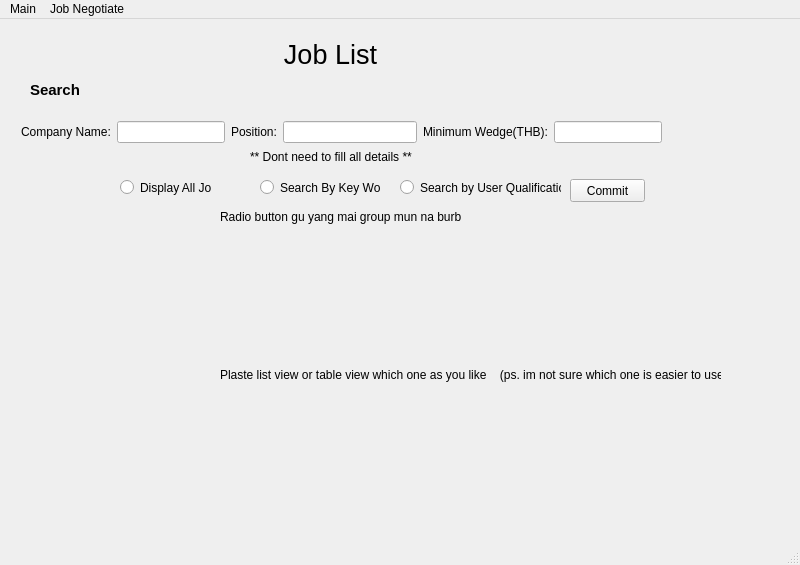
First picture: the form in ui_form/User_main_screen.ui, repository Sirawap/PathFinder-Project, before the edit.
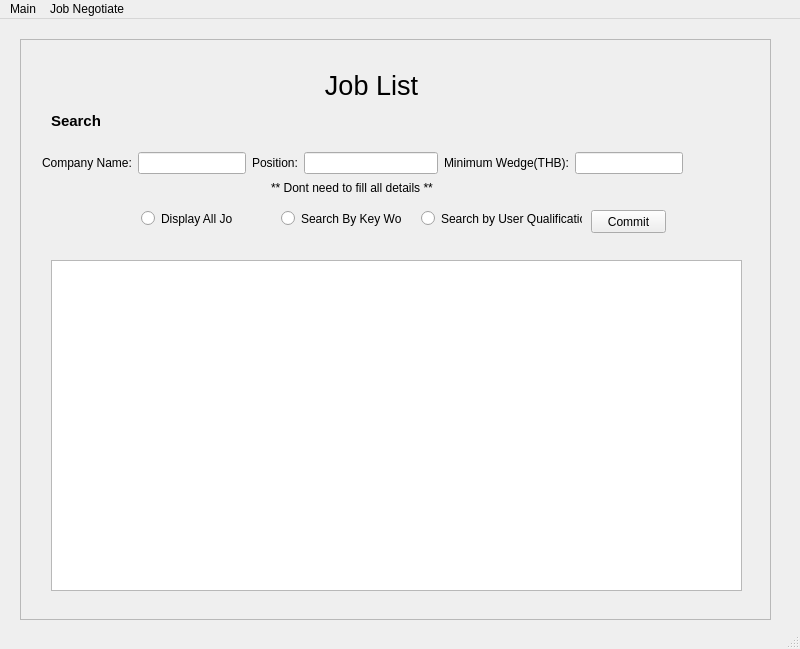
Second picture: the form after the edit.

Commit message: edit com main ui

Patch:
```diff
--- a/ui_form/User_main_screen.ui
+++ b/ui_form/User_main_screen.ui
@@ -7,18 +7,39 @@
     <x>0</x>
     <y>0</y>
     <width>800</width>
-    <height>565</height>
+    <height>649</height>
    </rect>
   </property>
   <property name="windowTitle">
    <string>MainWindow</string>
   </property>
   <widget class="QWidget" name="centralwidget">
+   <widget class="QScrollArea" name="scrollArea">
+    <property name="geometry">
+     <rect>
+      <x>20</x>
+      <y>20</y>
+      <width>751</width>
+      <height>581</height>
+     </rect>
+    </property>
+    <property name="widgetResizable">
+     <bool>true</bool>
+    </property>
+    <widget class="QWidget" name="scrollAreaWidgetContents">
+     <property name="geometry">
+      <rect>
+       <x>0</x>
+       <y>0</y>
+       <width>749</width>
+       <height>579</height>
+      </rect>
+     </property>
    <widget class="QLabel" name="label">
     <property name="geometry">
      <rect>
-      <x>220</x>
-      <y>10</y>
+        <x>240</x>
+        <y>20</y>
       <width>221</width>
       <height>51</height>
      </rect>
@@ -35,31 +56,11 @@
      <set>Qt::AlignCenter</set>
     </property>
    </widget>
-   <widget class="QLabel" name="label_2">
-    <property name="geometry">
-     <rect>
-      <x>30</x>
-      <y>60</y>
-      <width>81</width>
-      <height>21</height>
-     </rect>
-    </property>
-    <property name="font">
-     <font>
-      <pointsize>11</pointsize>
-      <weight>75</weight>
-      <bold>true</bold>
-     </font>
-    </property>
-    <property name="text">
-     <string>Search</string>
-    </property>
-   </widget>
    <widget class="QRadioButton" name="radioButton">
     <property name="geometry">
      <rect>
       <x>120</x>
-      <y>160</y>
+        <y>170</y>
       <width>91</width>
       <height>17</height>
      </rect>
@@ -68,50 +69,11 @@
      <string>Display All Job</string>
     </property>
    </widget>
-   <widget class="QRadioButton" name="radioButton_2">
-    <property name="geometry">
-     <rect>
-      <x>260</x>
-      <y>160</y>
-      <width>121</width>
-      <height>17</height>
-     </rect>
-    </property>
-    <property name="text">
-     <string>Search By Key Word</string>
-    </property>
-   </widget>
-   <widget class="QRadioButton" name="radioButton_3">
-    <property name="geometry">
-     <rect>
-      <x>400</x>
-      <y>160</y>
-      <width>161</width>
-      <height>17</height>
-     </rect>
-    </property>
-    <property name="text">
-     <string>Search by User Qualification</string>
-    </property>
-   </widget>
-   <widget class="QLabel" name="label_6">
-    <property name="geometry">
-     <rect>
-      <x>220</x>
-      <y>190</y>
-      <width>321</width>
-      <height>16</height>
-     </rect>
-    </property>
-    <property name="text">
-     <string>Radio button gu yang mai group mun na burb</string>
-    </property>
-   </widget>
    <widget class="QPushButton" name="pushButton">
     <property name="geometry">
      <rect>
       <x>570</x>
-      <y>160</y>
+        <y>170</y>
       <width>75</width>
       <height>23</height>
      </rect>
@@ -120,37 +82,37 @@
      <string>Commit</string>
     </property>
    </widget>
-   <widget class="QLabel" name="label_7">
+     <widget class="QRadioButton" name="radioButton_3">
     <property name="geometry">
      <rect>
-      <x>220</x>
-      <y>330</y>
-      <width>501</width>
-      <height>51</height>
+        <x>400</x>
+        <y>170</y>
+        <width>161</width>
+        <height>17</height>
      </rect>
     </property>
     <property name="text">
-     <string>Plaste list view or table view which one as you like    (ps. im not sure which one is easier to use)</string>
-    </property>
-   </widget>
-   <widget class="QLabel" name="label_8">
+       <string>Search by User Qualification</string>
+      </property>
+     </widget>
+     <widget class="QRadioButton" name="radioButton_2">
     <property name="geometry">
      <rect>
-      <x>250</x>
-      <y>130</y>
-      <width>211</width>
-      <height>16</height>
+        <x>260</x>
+        <y>170</y>
+        <width>121</width>
+        <height>17</height>
      </rect>
     </property>
     <property name="text">
-     <string>** Dont need to fill all details **</string>
+       <string>Search By Key Word</string>
     </property>
    </widget>
    <widget class="QWidget" name="layoutWidget">
     <property name="geometry">
      <rect>
       <x>21</x>
-      <y>101</y>
+        <y>111</y>
       <width>641</width>
       <height>24</height>
      </rect>
@@ -199,6 +161,51 @@
       </layout>
      </item>
     </layout>
+     </widget>
+     <widget class="QLabel" name="label_8">
+      <property name="geometry">
+       <rect>
+        <x>250</x>
+        <y>140</y>
+        <width>211</width>
+        <height>16</height>
+       </rect>
+      </property>
+      <property name="text">
+       <string>** Dont need to fill all details **</string>
+      </property>
+     </widget>
+     <widget class="QLabel" name="label_2">
+      <property name="geometry">
+       <rect>
+        <x>30</x>
+        <y>70</y>
+        <width>81</width>
+        <height>21</height>
+       </rect>
+      </property>
+      <property name="font">
+       <font>
+        <pointsize>11</pointsize>
+        <weight>75</weight>
+        <bold>true</bold>
+       </font>
+      </property>
+      <property name="text">
+       <string>Search</string>
+      </property>
+     </widget>
+     <widget class="QTableView" name="tableView">
+      <property name="geometry">
+       <rect>
+        <x>30</x>
+        <y>220</y>
+        <width>691</width>
+        <height>331</height>
+       </rect>
+      </property>
+     </widget>
+    </widget>
    </widget>
   </widget>
   <widget class="QMenuBar" name="menubar">
```
Lines whose indentation alone changed are shown as unchanged. The commit also changes 1 other file.
